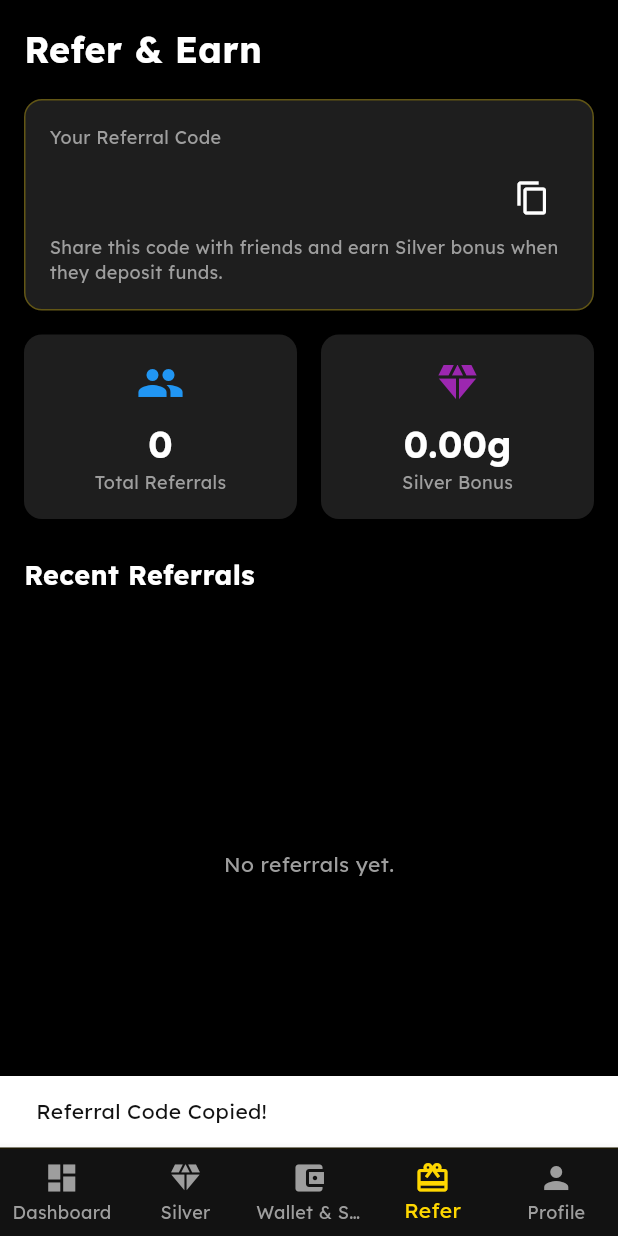
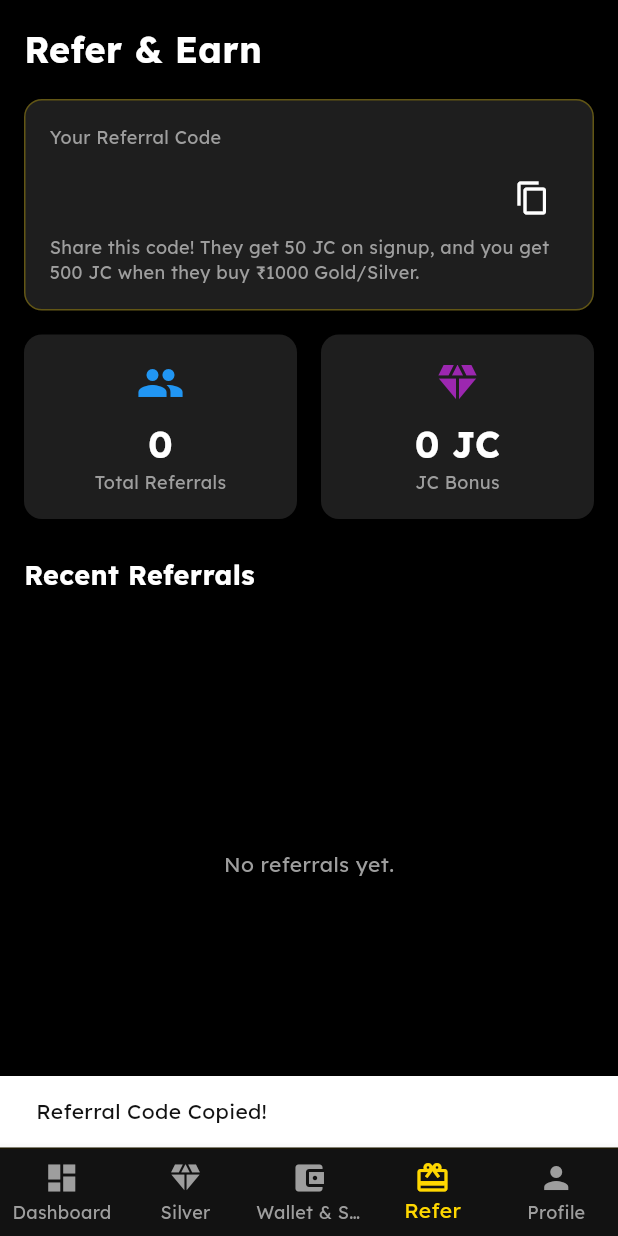
Before and after one commit to alsoltech62/gold_app, a Flutter app: the MainNavScreen screen opened directly, item 4 of the bottom bar chosen, after a tap on the "content copy" icon, on a phone screen of 412 x 824 dp. Run offline on Flutter 3.47's test engine with Material 3 defaults, Android fonts, the phone set to English and light mode, and no system bars; our stand-ins replace firebase_core, firebase_messaging, flutter_animate, flutter_local_notifications, google_fonts, share_plus and 1 more; missing offline and left inert: razorpay_flutter; accounts and stored records are empty; network calls fail.

Commit message:
refrel complete

```diff
--- a/lib/core/api_client.dart
+++ b/lib/core/api_client.dart
@@ -5,7 +5,7 @@ import 'package:shared_preferences/shared_preferences.dart';
 
 class ApiClient {
   static const String baseUrl =
-      'https://gold.foodpulse.in'; // Update with actual URL
+      'https://goldpay.odofast.in'; // Update with actual URL
 
   Future<String?> _getToken() async {
     final prefs = await SharedPreferences.getInstance();
--- a/lib/providers/auth_provider.dart
+++ b/lib/providers/auth_provider.dart
@@ -11,6 +11,7 @@ class AuthProvider with ChangeNotifier {
 
   bool get isAuthenticated => _isAuthenticated;
   Map<String, dynamic>? get user => _user;
+  String? get token => _token;
   bool get isLoading => _isLoading;
 
   AuthProvider();
--- a/lib/screens/refer_screen.dart
+++ b/lib/screens/refer_screen.dart
@@ -28,7 +28,7 @@ class _ReferScreenState extends State<ReferScreen> {
     try {
       final token = context.read<AuthProvider>().token;
       final response = await http.get(
-        Uri.parse('https://gold.alsoltech.in/api/user/referral_stats.php'),
+        Uri.parse('https://goldpay.odofast.in/api/user/referral_stats.php'),
         headers: {'Authorization': 'Bearer $token'},
       );
 
@@ -92,7 +92,7 @@ class _ReferScreenState extends State<ReferScreen> {
                       ),
                     ],
                   ),
-                  const Text('Share this code with friends and earn Silver bonus when they deposit funds.', style: TextStyle(color: Colors.grey, fontSize: 12)),
+                  const Text('Share this code! They get 50 JC on signup, and you get 500 JC when they buy ₹1000 Gold/Silver.', style: TextStyle(color: Colors.grey, fontSize: 12)),
                 ],
               ),
             ),
@@ -124,8 +124,8 @@ class _ReferScreenState extends State<ReferScreen> {
                       children: [
                         const Icon(Icons.diamond, color: Colors.purple, size: 32),
                         const SizedBox(height: 8),
-                        Text('${_totalSilverBonus.toStringAsFixed(2)}g', style: const TextStyle(fontSize: 24, fontWeight: FontWeight.bold, color: Colors.white)),
-                        const Text('Silver Bonus', style: TextStyle(color: Colors.grey, fontSize: 12)),
+                        Text('${_totalSilverBonus.toStringAsFixed(0)} JC', style: const TextStyle(fontSize: 24, fontWeight: FontWeight.bold, color: Colors.white)),
+                        const Text('JC Bonus', style: TextStyle(color: Colors.grey, fontSize: 12)),
                       ],
                     ),
                   ),
```
